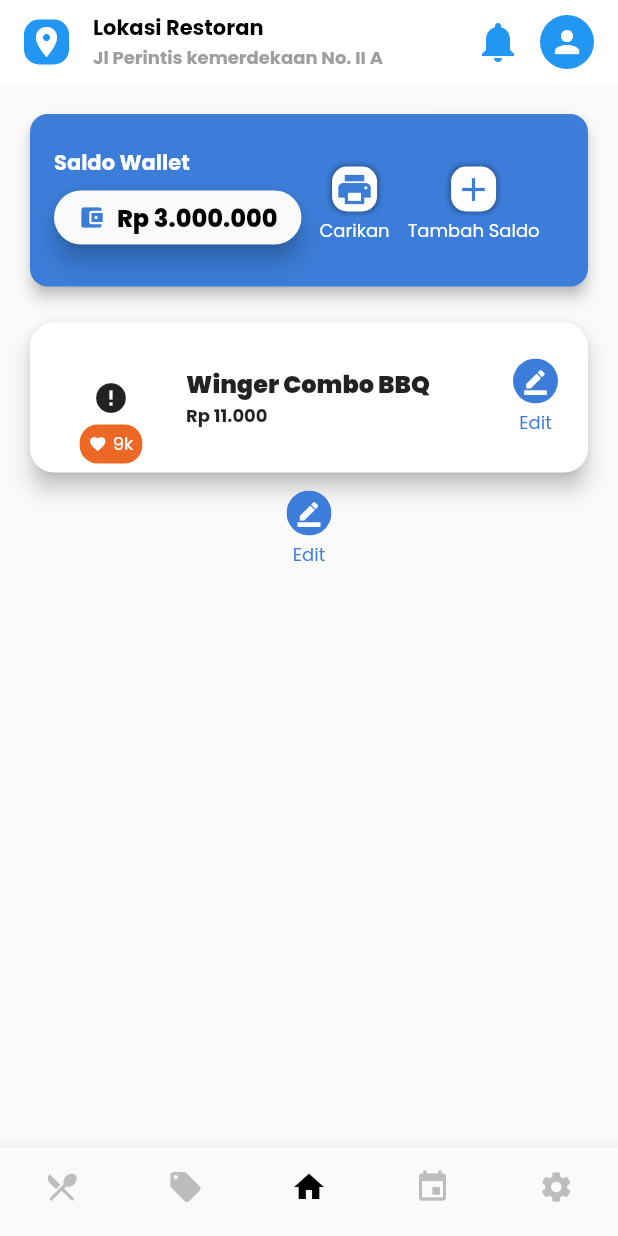
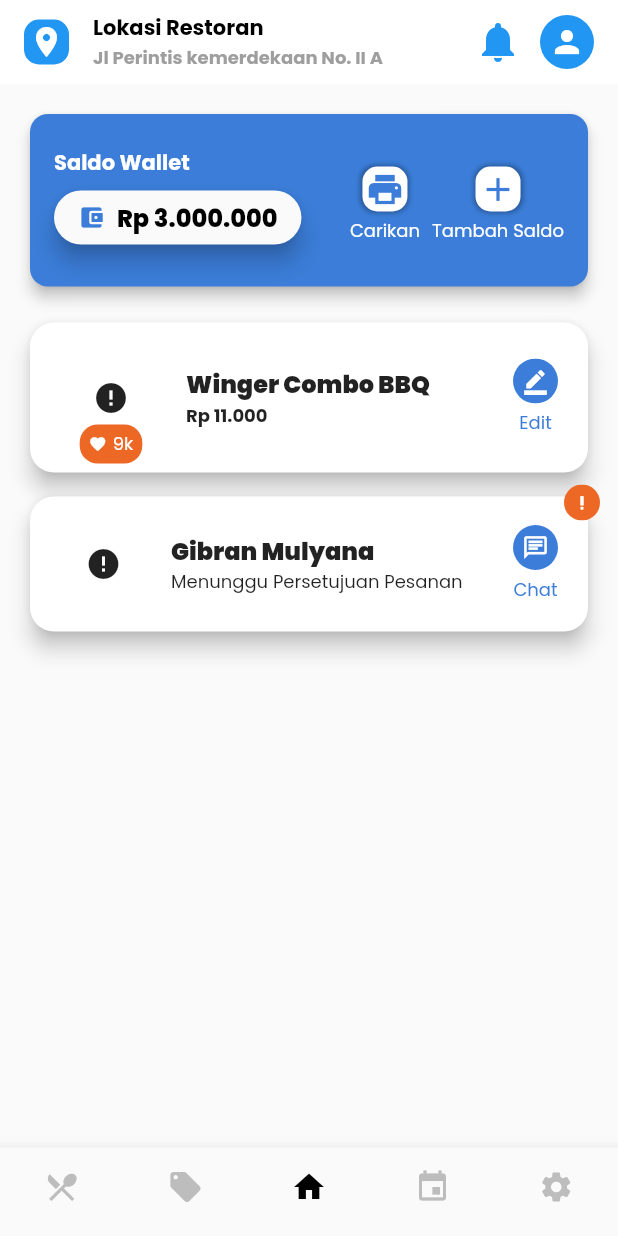
Before and after one commit to taufikwidhiarto/ordo-test, a Flutter app: the screen it shows after launch, on a phone screen of 412 x 824 dp. Run offline on Flutter 3.47's test engine with Material 2 defaults, Android fonts, the phone set to English and light mode, and no system bars; drawn by our look-alikes of cached_network_image; network calls fail.

Commit message:
update order widget

```diff
--- a/lib/pages/home_page.dart
+++ b/lib/pages/home_page.dart
@@ -1,7 +1,9 @@
 import 'package:flutter/material.dart';
 import 'package:flutter/widgets.dart';
+import 'package:ordotest/utils/orders.utils.dart';
 import 'package:ordotest/utils/restaurants.utils.dart';
 import 'package:ordotest/widgets/common/icon_text.dart';
+import 'package:ordotest/widgets/order/order_item.dart';
 import 'package:ordotest/widgets/restaurant/restaurant_menu_item.dart';
 import 'package:ordotest/widgets/wallet/wallet_section.dart';
 
@@ -24,14 +26,7 @@ class _HomePageState extends State<HomePage> {
             RestaurantMenuItem(
               menu: RestaurantUtils.getRestaurantMenu()[0],
             ),
-            IconText(
-              icon: Icons.border_color,
-              text: "Edit",
-              boxShape: BoxShape.circle,
-              backgroundColor: Theme.of(context).primaryColor,
-              iconColor: Colors.white,
-              size: 30,
-            ),
+            OrderItem(order: OrderUtils.getOrderList()[0])
           ],
         ),
       ),
--- /dev/null
+++ b/lib/types/order_dto.dart
@@ -0,0 +1,14 @@
+enum OrderStatusEnum { pending, ongoing, completed }
+
+class OrderDto {
+  String userImage;
+  String userName;
+  OrderStatusEnum status;
+  bool alert;
+
+  OrderDto(
+      {required this.userImage,
+      required this.userName,
+      required this.status,
+      required this.alert});
+}
--- /dev/null
+++ b/lib/utils/orders.utils.dart
@@ -0,0 +1,41 @@
+import 'package:ordotest/types/order_dto.dart';
+
+class OrderUtils {
+  static List<OrderDto> getOrderList() {
+    return <OrderDto>[
+      OrderDto(
+          userImage: "https://picsum.photos/id/1005/300/300",
+          userName: "Gibran Mulyana",
+          status: OrderStatusEnum.pending,
+          alert: true),
+      OrderDto(
+          userImage: "https://picsum.photos/id/1011/300/300",
+          userName: "Gibran Mulyana",
+          status: OrderStatusEnum.ongoing,
+          alert: true),
+      OrderDto(
+          userImage: "https://picsum.photos/id/1010/300/300",
+          userName: "Mattew Wiebe",
+          status: OrderStatusEnum.pending,
+          alert: true),
+      OrderDto(
+          userImage: "https://picsum.photos/id/1025/300/300",
+          userName: "Samantha Sophia",
+          status: OrderStatusEnum.pending,
+          alert: true),
+    ];
+  }
+
+  static String getOrderStatus(OrderStatusEnum status) {
+    switch (status) {
+      case OrderStatusEnum.pending:
+        return "Menunggu Persetujuan Pesanan";
+      case OrderStatusEnum.ongoing:
+        return "Pesanan sedang disiapkan";
+      case OrderStatusEnum.completed:
+        return "Pesanan Selesai";
+      default:
+        return "tidak ada status";
+    }
+  }
+}
--- /dev/null
+++ b/lib/widgets/order/order_item.dart
@@ -0,0 +1,85 @@
+import 'package:flutter/material.dart';
+import 'package:flutter/widgets.dart';
+import 'package:ordotest/types/order_dto.dart';
+import 'package:ordotest/utils/orders.utils.dart';
+import 'package:ordotest/widgets/common/icon_text.dart';
+import 'package:ordotest/widgets/common/lazy_image.dart';
+
+class OrderItem extends StatelessWidget {
+  const OrderItem({Key? key, required this.order}) : super(key: key);
+
+  final OrderDto order;
+
+  @override
+  Widget build(BuildContext context) {
+    return Container(
+      padding: EdgeInsets.only(left: 16, right: 16, bottom: 8),
+      child: Stack(
+        clipBehavior: Clip.none,
+        children: [
+          Card(
+            shape:
+                RoundedRectangleBorder(borderRadius: BorderRadius.circular(16)),
+            elevation: 6,
+            child: Container(
+              padding: EdgeInsets.symmetric(vertical: 16, horizontal: 20),
+              child: Row(
+                children: [
+                  Container(
+                    width: 58,
+                    height: 58,
+                    child: LazyImage(url: order.userImage),
+                  ),
+                  Expanded(
+                    child: Container(
+                      margin: EdgeInsets.only(left: 16),
+                      child: Column(
+                        crossAxisAlignment: CrossAxisAlignment.start,
+                        children: [
+                          Text(
+                            order.userName,
+                            overflow: TextOverflow.ellipsis,
+                            style: TextStyle(
+                                fontWeight: FontWeight.w900, fontSize: 16),
+                          ),
+                          Text(
+                            OrderUtils.getOrderStatus(order.status),
+                            overflow: TextOverflow.ellipsis,
+                            style: TextStyle(fontSize: 12),
+                          ),
+                        ],
+                      ),
+                    ),
+                  ),
+                  IconText(
+                    icon: Icons.chat_outlined,
+                    text: "Chat",
+                    boxShape: BoxShape.circle,
+                    backgroundColor: Theme.of(context).primaryColor,
+                    iconColor: Colors.white,
+                    size: 30,
+                  ),
+                ],
+              ),
+            ),
+          ),
+          Positioned(
+            top: -4,
+            right: -4,
+            child: ClipOval(
+              child: Container(
+                width: 24,
+                height: 24,
+                padding: EdgeInsets.all(6),
+                color: Color(0xffED6825),
+                child: FittedBox(
+                  child: Icon(Icons.priority_high, color: Colors.white),
+                ),
+              ),
+            ),
+          ),
+        ],
+      ),
+    );
+  }
+}
--- a/lib/widgets/restaurant/restaurant_menu_item.dart
+++ b/lib/widgets/restaurant/restaurant_menu_item.dart
@@ -37,11 +37,13 @@ class RestaurantMenuItem extends StatelessWidget {
                     children: [
                       Text(
                         menu.name,
+                        overflow: TextOverflow.ellipsis,
                         style: TextStyle(
                             fontWeight: FontWeight.w900, fontSize: 16),
                       ),
                       Text(
                         FormatedUtils.getCurrency(menu.price),
+                        overflow: TextOverflow.ellipsis,
                         style: TextStyle(
                             fontWeight: FontWeight.bold, fontSize: 12),
                       )
--- a/lib/widgets/wallet/wallet_section.dart
+++ b/lib/widgets/wallet/wallet_section.dart
@@ -17,7 +17,7 @@ class WalletSection extends StatelessWidget {
         child: Container(
           padding: EdgeInsets.only(top: 22, right: 16, bottom: 28, left: 16),
           child: Row(
-            mainAxisAlignment: MainAxisAlignment.start,
+            mainAxisAlignment: MainAxisAlignment.spaceBetween,
             crossAxisAlignment: CrossAxisAlignment.end,
             children: [
               Column(
@@ -53,12 +53,10 @@ class WalletSection extends StatelessWidget {
                   )
                 ],
               ),
-              Expanded(
-                child: Row(
+              Wrap(
+                direction: Axis.horizontal,
                 children: [
-                    Container(
-                      constraints: BoxConstraints(maxWidth: 100),
-                      child: IconText(
+                  IconText(
                     icon: Icons.print,
                     text: "Carikan",
                     boxShape: BoxShape.rectangle,
@@ -66,12 +64,9 @@ class WalletSection extends StatelessWidget {
                     iconColor: primary,
                     iconPadding: EdgeInsets.all(2),
                     size: 30,
-                        margin: EdgeInsets.symmetric(horizontal: 12),
+                    margin: EdgeInsets.symmetric(horizontal: 8),
                   ),
-                    ),
-                    Container(
-                      constraints: BoxConstraints(maxWidth: 100),
-                      child: IconText(
+                  IconText(
                     icon: Icons.add,
                     text: "Tambah Saldo",
                     boxShape: BoxShape.rectangle,
@@ -79,10 +74,8 @@ class WalletSection extends StatelessWidget {
                     iconColor: primary,
                     iconPadding: EdgeInsets.all(2),
                     size: 30,
-                      ),
-                    ),
+                  )
                 ],
-                ),
               ),
             ],
           ),
```
Lines whose indentation alone changed are shown as unchanged.
